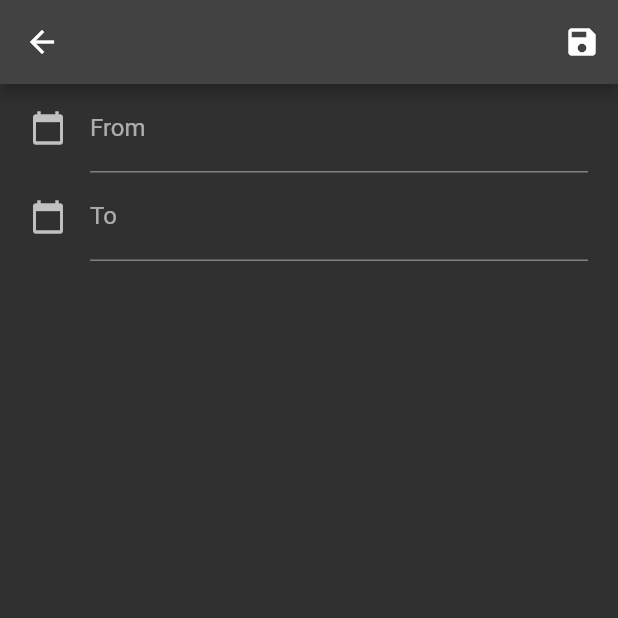
After one commit to lxwbr/ebon-tracker, a Flutter app: the ExportPage screen opened directly, on a phone screen of 412 x 824 dp, the top half of it. The commit adds this screen. Run offline on Flutter 3.47's test engine with Material 2 defaults, Android fonts, the phone set to English and light mode, and no system bars; our stand-ins replace dartz, flutter_redux, flutter_signin_button, google_sign_in, redux, sqflite; missing offline and left inert: pdf_render, syncfusion_flutter_pdf; accounts and stored records are empty.

Commit message:
Export page with from/to date pickers

```diff
--- /dev/null
+++ b/lib/widgets/export.dart
@@ -0,0 +1,117 @@
+import 'package:flutter/material.dart';
+
+class ExportPage extends StatefulWidget {
+  const ExportPage({super.key});
+
+  @override
+  ExportState createState() {
+    return ExportState();
+  }
+}
+
+class ExportState extends State<ExportPage> {
+  final _formKey = GlobalKey<FormState>();
+
+  TextEditingController _fromCtl = TextEditingController();
+  TextEditingController _toCtl = TextEditingController();
+
+  String? _from;
+  String? _to;
+
+  @override
+  Widget build(BuildContext context, [bool mounted = true]) {
+    return Scaffold(
+      appBar: AppBar(
+        leading: IconButton(
+          icon: const Icon(Icons.arrow_back),
+          onPressed: () => Navigator.pop(context),
+        ),
+        actions: [
+          IconButton(
+            icon: const Icon(Icons.save),
+            onPressed: () async {
+              final form = _formKey.currentState;
+              if (form != null) {
+                if (form.validate()) {
+                  form.save();
+                  if (mounted) {
+                    Navigator.pop(context);
+                  }
+                }
+              }
+            },
+          ),
+        ],
+      ),
+      body: Form(
+          key: _formKey,
+          child: Container(
+            margin: const EdgeInsets.only(left: 20.0, right: 20.0),
+            child: Column(children: [
+              TextFormField(
+                controller: _fromCtl,
+                decoration: const InputDecoration(
+                    icon: Icon(Icons.calendar_today), label: Text("From")),
+                onTap: () async {
+                  DateTime? date = DateTime.now();
+                  FocusScope.of(context).requestFocus(FocusNode());
+
+                  //when click we have to show the datepicker
+                  date = await showDatePicker(
+                      context: context,
+                      initialDate: DateTime.now(),
+                      firstDate: DateTime(1900),
+                      lastDate: DateTime(2100));
+
+                  setState(() {
+                    if (date != null) {
+                      _fromCtl.text = date.toIso8601String();
+                    }
+                  });
+                },
+                validator: (value) {
+                  if (value == null || value.isEmpty) {
+                    return 'Please enter date';
+                  }
+                  return null;
+                },
+                onSaved: (val) => setState(() {
+                  _from = val;
+                }),
+              ),
+              TextFormField(
+                controller: _toCtl,
+                decoration: const InputDecoration(
+                    icon: Icon(Icons.calendar_today), label: Text("To")),
+                onTap: () async {
+                  DateTime? date = DateTime.now();
+                  FocusScope.of(context).requestFocus(FocusNode());
+
+                  //when click we have to show the datepicker
+                  date = await showDatePicker(
+                      context: context,
+                      initialDate: DateTime.now(),
+                      firstDate: DateTime(1900),
+                      lastDate: DateTime(2100));
+
+                  setState(() {
+                    if (date != null) {
+                      _toCtl.text = date.toIso8601String();
+                    }
+                  });
+                },
+                validator: (value) {
+                  if (value == null || value.isEmpty) {
+                    return 'Please enter date';
+                  }
+                  return null;
+                },
+                onSaved: (val) => setState(() {
+                  _to = val;
+                }),
+              ),
+            ]),
+          )),
+    );
+  }
+}
```
Also changed, not shown: lib/app.dart (+11 -0 lines), 1 other file.
